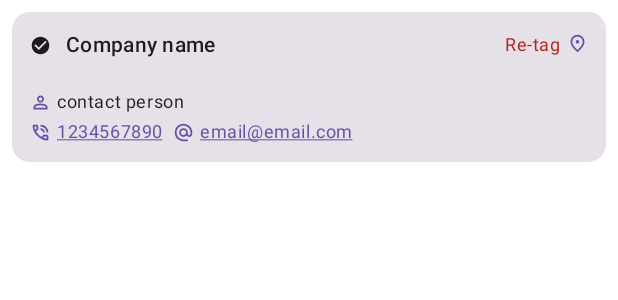
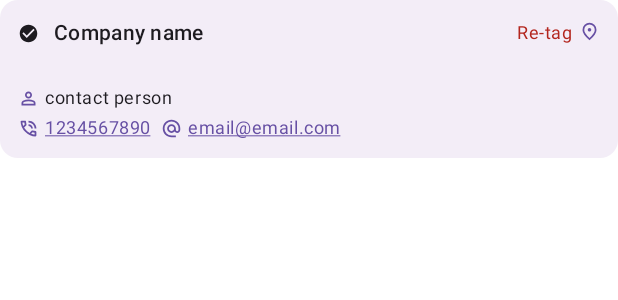
Before and after one commit to Abhiram0106/lobotus_assignment, an Android app built with Jetpack Compose: the @Preview function CompanyListItemPreview, on a phone screen of 412 x 824 dp. Shown: the top 300 px of the screen. Run offline under Robolectric (Android 15) with nearby library versions, the phone set to English and light mode, and no system bars.

Commit message:
chore: update colour scheme and padding for company screen

```diff
--- a/app/src/main/java/com/github/abhiram0106/lobotus_assignment/feature_companies/presentation/CompaniesRoute.kt
+++ b/app/src/main/java/com/github/abhiram0106/lobotus_assignment/feature_companies/presentation/CompaniesRoute.kt
@@ -3,6 +3,7 @@ package com.github.abhiram0106.lobotus_assignment.feature_companies.presentation
 import androidx.compose.foundation.layout.Arrangement
 import androidx.compose.foundation.layout.Box
 import androidx.compose.foundation.layout.Column
+import androidx.compose.foundation.layout.PaddingValues
 import androidx.compose.foundation.layout.fillMaxSize
 import androidx.compose.foundation.layout.fillMaxWidth
 import androidx.compose.foundation.layout.padding
@@ -103,11 +104,12 @@ fun CompaniesScreen(
             onSearch = onSearch,
             onClickFilters = onClickFilters,
             onClickNearByClients = onClickNearByClients,
-            modifier = Modifier.padding(vertical = 5.dp)
+            modifier = Modifier.padding(vertical = 5.dp, horizontal = 20.dp)
         )
         LazyColumn(
             modifier = modifier.fillMaxSize(),
-            verticalArrangement = Arrangement.spacedBy(10.dp)
+            verticalArrangement = Arrangement.spacedBy(6.dp),
+            contentPadding = PaddingValues(horizontal = 10.dp)
         ) {
             if (companies.loadState.refresh is LoadState.Loading) {
                 item {
--- a/app/src/main/java/com/github/abhiram0106/lobotus_assignment/feature_companies/presentation/components/CompanyListItem.kt
+++ b/app/src/main/java/com/github/abhiram0106/lobotus_assignment/feature_companies/presentation/components/CompanyListItem.kt
@@ -12,6 +12,7 @@ import androidx.compose.foundation.layout.padding
 import androidx.compose.foundation.layout.size
 import androidx.compose.foundation.layout.width
 import androidx.compose.material3.Card
+import androidx.compose.material3.CardDefaults
 import androidx.compose.material3.Icon
 import androidx.compose.material3.MaterialTheme
 import androidx.compose.material3.Text
@@ -38,10 +39,9 @@ fun CompanyListItem(
 ) {
     val context = LocalContext.current
     Card(
-        modifier = modifier
-            .fillMaxWidth()
-            .padding(8.dp),
+        colors = CardDefaults.cardColors(containerColor = MaterialTheme.colorScheme.surfaceContainer),
         shape = MaterialTheme.shapes.medium,
+        modifier = modifier.fillMaxWidth()
     ) {
         Column(
             modifier = Modifier.padding(12.dp)
@@ -78,7 +78,7 @@ fun CompanyListItem(
                 }
             }
 
-            Spacer(modifier = Modifier.height(20.dp))
+            Spacer(modifier = Modifier.height(25.dp))
 
             Row(verticalAlignment = Alignment.CenterVertically) {
                 Icon(
```
